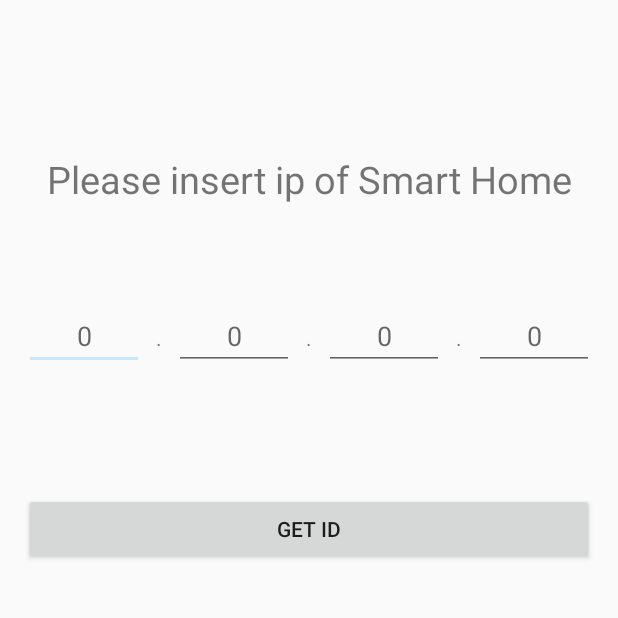
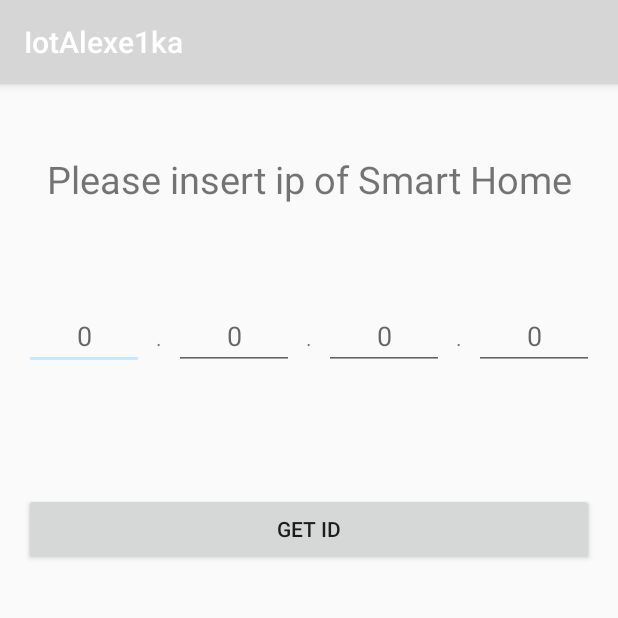
Before and after one commit to alexe1ka/SmartHouseControl, an Android app: the screen it shows after launch (MainActivity), on a phone screen of 412 x 824 dp, the top half of it. Run offline under Robolectric (Android 15) with nearby library versions, the phone set to English and light mode, and no system bars.

Commit message:
start DB and new main activity with buttonOnButton and Bar

```diff
--- a/IotAlexe1ka/app/src/main/java/com/example/alexe1ka/iotalexe1ka/MainActivity.java
+++ b/IotAlexe1ka/app/src/main/java/com/example/alexe1ka/iotalexe1ka/MainActivity.java
@@ -9,6 +9,8 @@ import android.content.SharedPreferences;
 import android.net.ConnectivityManager;
 import android.net.NetworkInfo;
 import android.os.Bundle;
+import android.support.v7.app.AppCompatActivity;
+import android.support.v7.widget.Toolbar;
 import android.text.Editable;
 import android.text.TextUtils;
 import android.text.TextWatcher;
@@ -25,7 +27,7 @@ import java.util.concurrent.ExecutionException;
 import static com.example.alexe1ka.iotalexe1ka.ConstRequest.WEMOS_ID;
 import static com.example.alexe1ka.iotalexe1ka.ConstRequest.getUrl;
 
-public class MainActivity extends Activity {
+public class MainActivity extends AppCompatActivity {
     private String mIpAddress;
 
     private EditText mFirstEt;
@@ -58,6 +60,11 @@ public class MainActivity extends Activity {
 
         mValidationButton = (Button) findViewById(R.id.ValidationAndGetId);
         mControlButton = (Button) findViewById(R.id.controlActivityButton);
+
+        Toolbar toolbar = (Toolbar) findViewById(R.id.mainToolbar);
+        setSupportActionBar(toolbar);
+
+
 
         mControlButton.setVisibility(View.INVISIBLE);
 
--- a/IotAlexe1ka/app/src/main/res/layout/activity_main.xml
+++ b/IotAlexe1ka/app/src/main/res/layout/activity_main.xml
@@ -1,7 +1,28 @@
 <?xml version="1.0" encoding="utf-8"?>
-<RelativeLayout xmlns:android="http://schemas.android.com/apk/res/android"
+<android.support.design.widget.CoordinatorLayout
+    xmlns:android="http://schemas.android.com/apk/res/android"
     xmlns:tools="http://schemas.android.com/tools"
     xmlns:app="http://schemas.android.com/apk/res-auto"
+    android:layout_width="match_parent"
+    android:layout_height="match_parent">
+
+    <android.support.design.widget.AppBarLayout
+        android:id="@+id/appbar"
+        android:layout_width="match_parent"
+        android:layout_height="56dp"
+        android:theme="@style/Base.ThemeOverlay.AppCompat.Dark.ActionBar">
+
+        <android.support.v7.widget.Toolbar
+            android:id="@+id/mainToolbar"
+            android:layout_height="?attr/actionBarSize"
+            android:layout_width="match_parent"
+            android:layout_weight="1"
+            app:popupTheme="@style/ThemeOverlay.AppCompat.Light">
+        </android.support.v7.widget.Toolbar>
+
+    </android.support.design.widget.AppBarLayout>
+
+    <RelativeLayout
         android:id="@+id/activity_main"
         android:layout_width="match_parent"
         android:layout_height="match_parent"
@@ -43,7 +64,7 @@
                 android:gravity="center"
                 android:id="@+id/firstPartOfIp"
                 android:imeOptions="actionNext"
-            android:layout_weight="1" />
+                android:layout_weight="1"/>
 
             <TextView
                 android:text="."
@@ -51,7 +72,7 @@
                 android:layout_width="wrap_content"
                 android:layout_height="wrap_content"
                 android:id="@+id/textView"
-            android:layout_weight="1" />
+                android:layout_weight="1"/>
 
             <EditText
                 android:layout_width="wrap_content"
@@ -63,7 +84,7 @@
                 android:gravity="center"
                 android:id="@+id/secondPartOfIp"
                 android:imeOptions="actionNext"
-            android:layout_weight="1" />
+                android:layout_weight="1"/>
 
             <TextView
                 android:text="."
@@ -71,7 +92,7 @@
                 android:layout_width="wrap_content"
                 android:layout_height="wrap_content"
                 android:id="@+id/textView2"
-            android:layout_weight="1" />
+                android:layout_weight="1"/>
 
             <EditText
                 android:layout_width="wrap_content"
@@ -83,7 +104,7 @@
                 android:gravity="center"
                 android:id="@+id/thirdPartOfIp"
                 android:imeOptions="actionNext"
-            android:layout_weight="1" />
+                android:layout_weight="1"/>
 
             <TextView
                 android:text="."
@@ -91,7 +112,7 @@
                 android:layout_width="wrap_content"
                 android:layout_height="wrap_content"
                 android:id="@+id/textView3"
-            android:layout_weight="1" />
+                android:layout_weight="1"/>
 
             <EditText
                 android:layout_width="wrap_content"
@@ -103,7 +124,7 @@
                 android:gravity="center"
                 android:imeOptions="actionNext"
                 android:id="@+id/fourthPartOfIp"
-            android:layout_weight="1" />
+                android:layout_weight="1"/>
         </LinearLayout>
 
         <Button
@@ -128,3 +149,5 @@
             />
 
     </RelativeLayout>
+
+</android.support.design.widget.CoordinatorLayout>
--- a/IotAlexe1ka/app/src/main/res/values/styles.xml
+++ b/IotAlexe1ka/app/src/main/res/values/styles.xml
@@ -4,10 +4,10 @@
 
     </style>
 
-    <style name="MyMaterialTheme" parent="Theme.AppCompat.Light.DarkActionBar">
+    <style name="MyMaterialTheme" parent="Theme.AppCompat.Light">
         <item name="windowNoTitle">true</item>
         <item name="windowActionBar">false</item>
-        <item name="colorPrimary">@color/colorPrimary</item>
+        <item name="colorPrimary">@color/blue_normal</item>
         <item name="colorPrimaryDark">@color/colorPrimaryDark</item>
         <item name="colorAccent">@color/colorAccent</item>
     </style>
```
Also changed, not shown: IotAlexe1ka/app/src/main/res/layout/activity_control.xml (deleted, +0 -95 lines). Lines whose indentation alone changed are shown as unchanged.
